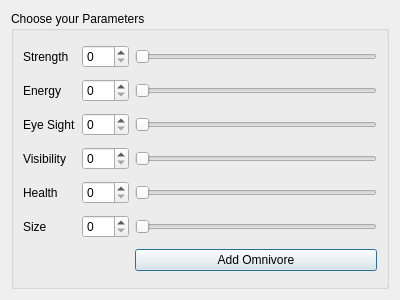
First picture: the form in Evolution_1/omni_win.ui, repository Natali124/Evolution-Simulator, before the edit.
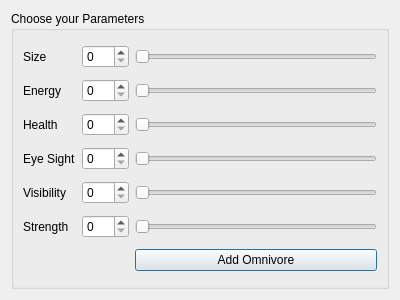
Second picture: the form after the edit.

Commit message: slider toolbar to new layout of mainwindow matchup

The edit to the form file:
```diff
--- a/Evolution_1/omni_win.ui
+++ b/Evolution_1/omni_win.ui
@@ -27,21 +27,21 @@
      </property>
      <layout class="QGridLayout" name="gridLayout_2">
       <item row="10" column="1">
-       <widget class="QSpinBox" name="health_c">
+       <widget class="QSpinBox" name="visibility_c">
         <property name="maximum">
          <number>200</number>
         </property>
        </widget>
       </item>
       <item row="11" column="0">
-       <widget class="QLabel" name="size_l">
+       <widget class="QLabel" name="strength_l">
         <property name="text">
-         <string>Size</string>
+         <string>Strength</string>
         </property>
        </widget>
       </item>
       <item row="6" column="2">
-       <widget class="QSlider" name="strength_s">
+       <widget class="QSlider" name="size_s">
         <property name="maximum">
          <number>200</number>
         </property>
@@ -51,28 +51,28 @@
        </widget>
       </item>
       <item row="8" column="0">
-       <widget class="QLabel" name="eyesight_l">
+       <widget class="QLabel" name="health_l">
         <property name="text">
-         <string>Eye Sight</string>
+         <string>Health</string>
         </property>
        </widget>
       </item>
       <item row="6" column="0">
-       <widget class="QLabel" name="strength_l">
+       <widget class="QLabel" name="size_l">
         <property name="text">
-         <string>Strength</string>
+         <string>Size</string>
         </property>
        </widget>
       </item>
       <item row="9" column="0">
-       <widget class="QLabel" name="visibility_l">
+       <widget class="QLabel" name="eyesight_l">
         <property name="text">
-         <string>Visibility</string>
+         <string>Eye Sight</string>
         </property>
        </widget>
       </item>
       <item row="10" column="2">
-       <widget class="QSlider" name="health_s">
+       <widget class="QSlider" name="visibility_s">
         <property name="maximum">
          <number>200</number>
         </property>
@@ -82,7 +82,7 @@
        </widget>
       </item>
       <item row="6" column="1">
-       <widget class="QSpinBox" name="strength_c">
+       <widget class="QSpinBox" name="size_c">
         <property name="maximum">
          <number>200</number>
         </property>
@@ -106,21 +106,21 @@
        </widget>
       </item>
       <item row="8" column="1">
-       <widget class="QSpinBox" name="eyesight_c">
+       <widget class="QSpinBox" name="health_c">
         <property name="maximum">
          <number>200</number>
         </property>
        </widget>
       </item>
       <item row="10" column="0">
-       <widget class="QLabel" name="health_l">
+       <widget class="QLabel" name="visibility_l">
         <property name="text">
-         <string>Health</string>
+         <string>Visibility</string>
         </property>
        </widget>
       </item>
       <item row="8" column="2">
-       <widget class="QSlider" name="eyesight_s">
+       <widget class="QSlider" name="health_s">
         <property name="maximum">
          <number>200</number>
         </property>
@@ -130,7 +130,7 @@
        </widget>
       </item>
       <item row="11" column="1">
-       <widget class="QSpinBox" name="size_c">
+       <widget class="QSpinBox" name="strength_c">
         <property name="maximum">
          <number>200</number>
         </property>
@@ -144,14 +144,14 @@
        </widget>
       </item>
       <item row="9" column="1">
-       <widget class="QSpinBox" name="visibility_c">
+       <widget class="QSpinBox" name="eyesight_c">
         <property name="maximum">
          <number>200</number>
         </property>
        </widget>
       </item>
       <item row="9" column="2">
-       <widget class="QSlider" name="visibility_s">
+       <widget class="QSlider" name="eyesight_s">
         <property name="maximum">
          <number>200</number>
         </property>
@@ -161,7 +161,7 @@
        </widget>
       </item>
       <item row="11" column="2">
-       <widget class="QSlider" name="size_s">
+       <widget class="QSlider" name="strength_s">
         <property name="maximum">
          <number>200</number>
         </property>
```
The commit also changes 2 other files.
